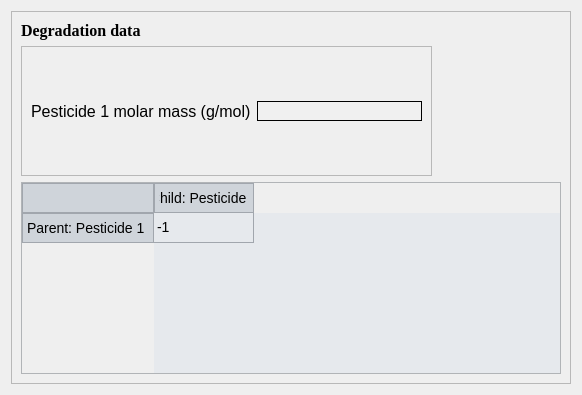
Before: the Qt Designer form ui/degradation_data.ui in Inigobarbe/VFSMOD-GUI, drawn with Qt 5.
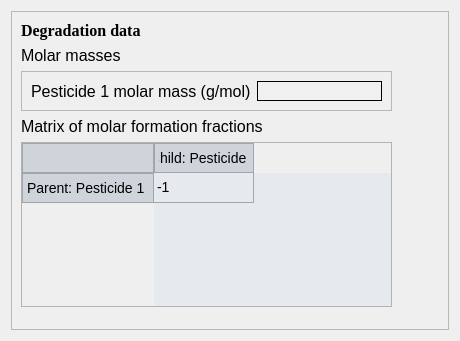
After: the same form once the commit is applied.

```diff
--- a/ui/degradation_data.ui
+++ b/ui/degradation_data.ui
@@ -9,8 +9,8 @@
    <rect>
     <x>0</x>
     <y>0</y>
-    <width>582</width>
-    <height>395</height>
+    <width>460</width>
+    <height>341</height>
    </rect>
   </property>
   <property name="windowTitle">
@@ -130,12 +130,12 @@
        <rect>
         <x>0</x>
         <y>0</y>
-        <width>562</width>
-        <height>375</height>
+        <width>440</width>
+        <height>321</height>
        </rect>
       </property>
       <layout class="QGridLayout" name="gridLayout">
-       <item row="1" column="0">
+       <item row="2" column="0">
         <widget class="QFrame" name="frame">
          <property name="sizePolicy">
           <sizepolicy hsizetype="Preferred" vsizetype="MinimumExpanding">
@@ -204,7 +204,7 @@
          </property>
         </widget>
        </item>
-       <item row="2" column="0">
+       <item row="4" column="0">
         <widget class="QTableWidget" name="table_degradations">
          <row>
           <property name="text">
@@ -223,6 +223,46 @@
          </item>
         </widget>
        </item>
+       <item row="5" column="0">
+        <spacer name="verticalSpacer">
+         <property name="orientation">
+          <enum>Qt::Vertical</enum>
+         </property>
+         <property name="sizeHint" stdset="0">
+          <size>
+           <width>20</width>
+           <height>40</height>
+          </size>
+         </property>
+        </spacer>
+       </item>
+       <item row="3" column="0">
+        <widget class="QLabel" name="label">
+         <property name="text">
+          <string>Matrix of molar formation fractions</string>
+         </property>
+        </widget>
+       </item>
+       <item row="1" column="0">
+        <widget class="QLabel" name="label_2">
+         <property name="text">
+          <string>Molar masses</string>
+         </property>
+        </widget>
+       </item>
+       <item row="4" column="1">
+        <spacer name="horizontalSpacer">
+         <property name="orientation">
+          <enum>Qt::Horizontal</enum>
+         </property>
+         <property name="sizeHint" stdset="0">
+          <size>
+           <width>40</width>
+           <height>20</height>
+          </size>
+         </property>
+        </spacer>
+       </item>
       </layout>
      </widget>
     </widget>
```
